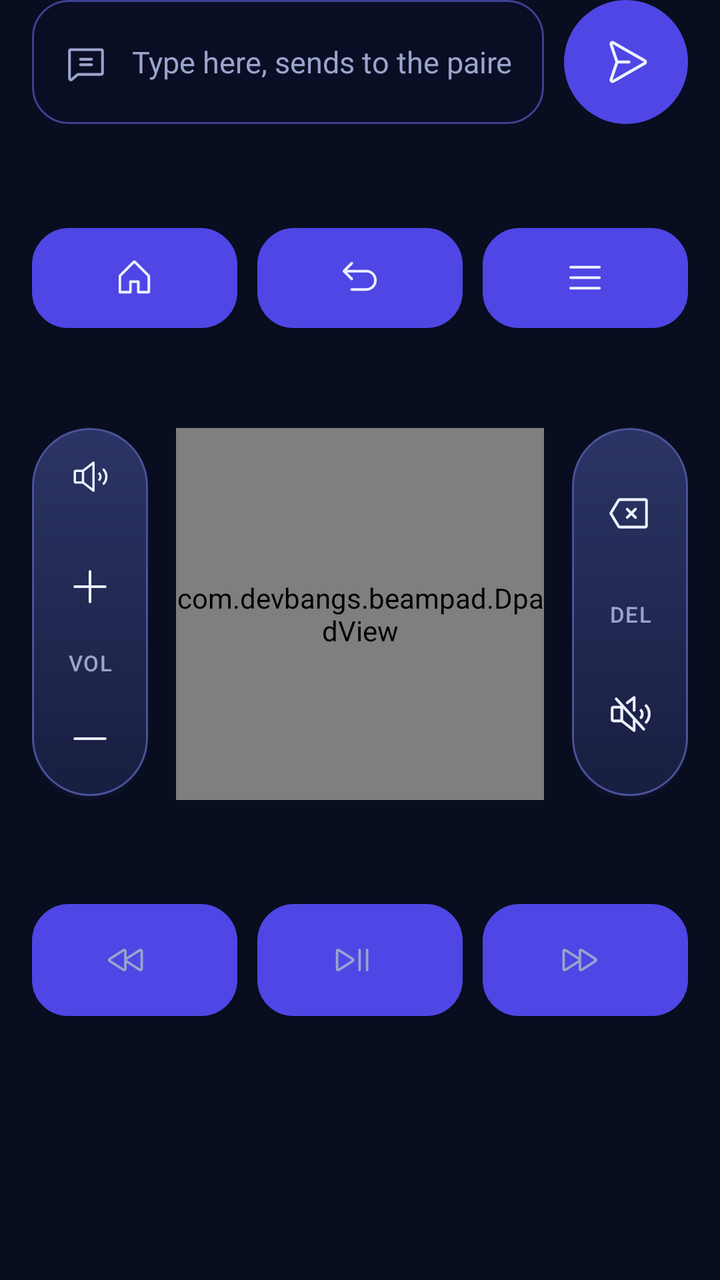
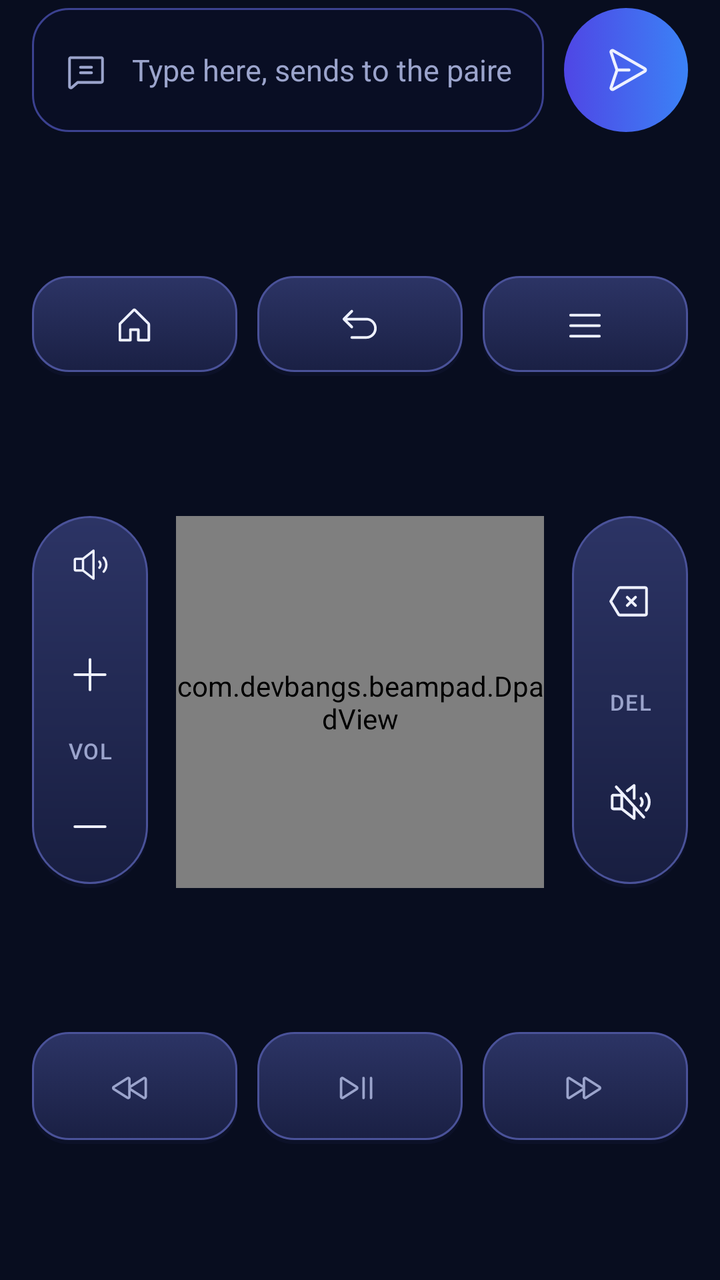

Compare the two renders of this Android layout. The source of the first and the diff that turns it into the second are given below.
<!-- AndroidManifest.xml: application theme Theme.BeamPad -->
<!-- res/layout/fragment_keyboard.xml -->
<?xml version="1.0" encoding="utf-8"?>
<ScrollView xmlns:android="http://schemas.android.com/apk/res/android"
    xmlns:app="http://schemas.android.com/apk/res-auto"
    android:layout_width="match_parent"
    android:layout_height="match_parent"
    android:fillViewport="true">

    <LinearLayout
        android:layout_width="match_parent"
        android:layout_height="wrap_content"
        android:orientation="vertical"
        android:paddingStart="16dp"
        android:paddingEnd="16dp"
        android:paddingBottom="96dp">

        
        <LinearLayout
            android:id="@+id/inputRow"
            android:layout_width="match_parent"
            android:layout_height="wrap_content"
            android:orientation="horizontal"
            android:gravity="center_vertical">

            <LinearLayout
                android:layout_width="0dp"
                android:layout_weight="1"
                android:layout_height="62dp"
                android:background="@drawable/bg_input"
                android:orientation="horizontal"
                android:gravity="center_vertical"
                android:paddingStart="16dp"
                android:paddingEnd="16dp">

                <ImageView
                    android:layout_width="22dp"
                    android:layout_height="22dp"
                    android:layout_marginEnd="12dp"
                    android:src="@drawable/ic_chat_text"
                    app:tint="@color/bp_text_dim"
                    android:contentDescription="@null" />

                <EditText
                    android:id="@+id/input"
                    android:layout_width="match_parent"
                    android:layout_height="match_parent"
                    android:background="@null"
                    android:hint="@string/keyboard_hint"
                    android:imeOptions="actionSend"
                    android:inputType="text"
                    android:maxLines="1"
                    android:textColor="@color/bp_text"
                    android:textColorHint="@color/bp_text_dim"
                    android:textSize="15sp"
                    android:importantForAutofill="no" />
            </LinearLayout>

            <com.google.android.material.button.MaterialButton
                android:id="@+id/send"
                android:layout_width="62dp"
                android:layout_height="62dp"
                android:layout_marginStart="10dp"
                android:background="@drawable/bg_send_round"
                android:backgroundTint="@null"
                android:insetTop="0dp"
                android:insetBottom="0dp"
                android:contentDescription="@string/keyboard_send"
                app:icon="@drawable/ic_paper_plane_right"
                app:iconGravity="textStart"
                app:iconPadding="0dp"
                app:iconSize="24dp"
                app:iconTint="@color/bp_text"
                app:cornerRadius="31dp" />
        </LinearLayout>

        <Space
            android:layout_width="match_parent"
            android:layout_height="0dp"
            android:layout_weight="1" />

        <LinearLayout
            android:layout_width="match_parent"
            android:layout_height="wrap_content"
            android:layout_marginTop="16dp"
            android:orientation="horizontal">

            <com.google.android.material.button.MaterialButton
                android:id="@+id/home"
                style="@style/IconKey"
                app:icon="@drawable/ic_house" />

            <com.google.android.material.button.MaterialButton
                android:id="@+id/back"
                style="@style/IconKey"
                android:layout_marginStart="10dp"
                app:icon="@drawable/ic_arrow_u_up_left" />

            <com.google.android.material.button.MaterialButton
                android:id="@+id/menu"
                style="@style/IconKey"
                android:layout_marginStart="10dp"
                app:icon="@drawable/ic_list" />
        </LinearLayout>

        <Space
            android:layout_width="match_parent"
            android:layout_height="0dp"
            android:layout_weight="1" />

        <LinearLayout
            android:layout_width="match_parent"
            android:layout_height="wrap_content"
            android:layout_marginTop="14dp"
            android:orientation="horizontal"
            android:gravity="center_vertical">

            <LinearLayout
                android:layout_width="58dp"
                android:layout_height="186dp"
                android:background="@drawable/bg_rocker"
                android:orientation="vertical">

                <ImageView
                    android:layout_width="match_parent"
                    android:layout_height="0dp"
                    android:layout_weight="0.8"
                    android:padding="15dp"
                    android:src="@drawable/ic_speaker_high"
                    app:tint="@color/bp_text"
                    android:contentDescription="@string/vol" />

                <com.google.android.material.button.MaterialButton
                    android:id="@+id/volUp"
                    style="@style/RockerKey"
                    app:icon="@drawable/ic_plus" />

                <TextView
                    android:layout_width="match_parent"
                    android:layout_height="wrap_content"
                    android:gravity="center"
                    android:text="@string/vol"
                    android:textAppearance="?attr/textAppearanceLabelSmall"
                    android:textColor="@color/bp_text_dim" />

                <com.google.android.material.button.MaterialButton
                    android:id="@+id/volDown"
                    style="@style/RockerKey"
                    app:icon="@drawable/ic_minus" />
            </LinearLayout>

            <com.devbangs.beampad.DpadView
                android:id="@+id/dpad"
                android:layout_width="0dp"
                android:layout_weight="1"
                android:layout_height="186dp"
                android:layout_marginStart="14dp"
                android:layout_marginEnd="14dp" />

            <LinearLayout
                android:layout_width="58dp"
                android:layout_height="186dp"
                android:background="@drawable/bg_rocker"
                android:orientation="vertical">

                <com.google.android.material.button.MaterialButton
                    android:id="@+id/backspace"
                    style="@style/RockerKey"
                    app:icon="@drawable/ic_backspace" />

                <TextView
                    android:layout_width="match_parent"
                    android:layout_height="wrap_content"
                    android:gravity="center"
                    android:text="@string/del"
                    android:textAppearance="?attr/textAppearanceLabelSmall"
                    android:textColor="@color/bp_text_dim" />

                <com.google.android.material.button.MaterialButton
                    android:id="@+id/mute"
                    style="@style/RockerKey"
                    app:icon="@drawable/ic_speaker_slash" />
            </LinearLayout>
        </LinearLayout>

        <Space
            android:layout_width="match_parent"
            android:layout_height="0dp"
            android:layout_weight="1" />

        <LinearLayout
            android:layout_width="match_parent"
            android:layout_height="wrap_content"
            android:layout_marginTop="16dp"
            android:orientation="horizontal">

            <com.google.android.material.button.MaterialButton
                android:id="@+id/rewind"
                style="@style/WideKey"
                app:icon="@drawable/ic_rewind" />

            <com.google.android.material.button.MaterialButton
                android:id="@+id/playPause"
                style="@style/WideKey"
                android:layout_marginStart="10dp"
                app:icon="@drawable/ic_play_pause" />

            <com.google.android.material.button.MaterialButton
                android:id="@+id/forward"
                style="@style/WideKey"
                android:layout_marginStart="10dp"
                app:icon="@drawable/ic_fast_forward" />
        </LinearLayout>

        <Space
            android:layout_width="match_parent"
            android:layout_height="0dp"
            android:layout_weight="1" />

    </LinearLayout>
</ScrollView>
<!-- resources referenced by this layout -->
<resources>
  <string name="del">DEL</string>
  <string name="vol">VOL</string>
  <style name="IconKey" parent="Widget.Material3.Button">
          <item name="android:layout_width">0dp</item>
          <item name="android:layout_weight">1</item>
          <item name="android:layout_height">50dp</item>
          <item name="android:background">@drawable/bg_key</item>
          <item name="android:backgroundTint">@null</item>
          <item name="android:insetTop">0dp</item>
          <item name="android:insetBottom">0dp</item>
          <item name="iconGravity">textStart</item>
          <item name="iconPadding">0dp</item>
          <item name="iconTint">@color/bp_text</item>
          <item name="iconSize">21dp</item>
          <item name="cornerRadius">18dp</item>
      </style>
  <style name="RockerKey" parent="Widget.Material3.Button">
          <item name="android:layout_width">match_parent</item>
          <item name="android:layout_height">0dp</item>
          <item name="android:layout_weight">1</item>
          <item name="android:background">@android:color/transparent</item>
          <item name="android:backgroundTint">@null</item>
          <item name="android:insetTop">0dp</item>
          <item name="android:insetBottom">0dp</item>
          <item name="iconGravity">textStart</item>
          <item name="iconPadding">0dp</item>
          <item name="iconTint">@color/bp_text</item>
          <item name="iconSize">22dp</item>
      </style>
  <style name="WideKey" parent="Widget.Material3.Button">
          <item name="android:layout_width">0dp</item>
          <item name="android:layout_weight">1</item>
          <item name="android:layout_height">56dp</item>
          <item name="android:background">@drawable/bg_key</item>
          <item name="android:backgroundTint">@null</item>
          <item name="android:insetTop">0dp</item>
          <item name="android:insetBottom">0dp</item>
          <item name="android:textColor">@color/bp_text_dim</item>
          <item name="iconGravity">textStart</item>
          <item name="iconTint">@color/bp_text_dim</item>
          <item name="iconSize">20dp</item>
          <item name="cornerRadius">22dp</item>
      </style>
  <!-- drawable bg_key (drawable) -->
  <?xml version="1.0" encoding="utf-8"?>
  <selector xmlns:android="http://schemas.android.com/apk/res/android">
      <item android:state_pressed="true">
          <layer-list>
              <item>
                  <shape android:shape="rectangle">
                      <gradient
                          android:type="linear"
                          android:angle="270"
                          android:startColor="#4A3F9E"
                          android:endColor="#2A2470" />
                      <stroke android:width="1dp" android:color="@color/bp_accent_2" />
                      <corners android:radius="18dp" />
                  </shape>
              </item>
          </layer-list>
      </item>
  
      <item android:state_enabled="false">
          <shape android:shape="rectangle">
              <solid android:color="#131A33" />
              <stroke android:width="1dp" android:color="#1F2647" />
              <corners android:radius="18dp" />
          </shape>
      </item>
  
      <item>
          <layer-list>
              
              <item android:top="2dp">
                  <shape android:shape="rectangle">
                      <solid android:color="#0C1128" />
                      <corners android:radius="18dp" />
                  </shape>
              </item>
              
              <item android:bottom="2dp">
                  <shape android:shape="rectangle">
                      <gradient
                          android:type="linear"
                          android:angle="270"
                          android:startColor="#2C3465"
                          android:endColor="#1A2044" />
                      <stroke android:width="1dp" android:color="#4A5299" />
                      <corners android:radius="18dp" />
                  </shape>
              </item>
          </layer-list>
      </item>
  </selector>
  <color name="bp_bg">#080D1F</color>
  <!-- unchanged entries left out for length: 26 -->
</resources>

<!-- the commit's change to res/layout/fragment_keyboard.xml (unified diff, before → after) -->
@@ -5,13 +5,15 @@
     android:layout_height="match_parent"
     android:fillViewport="true">
 
+    
     <LinearLayout
         android:layout_width="match_parent"
         android:layout_height="wrap_content"
         android:orientation="vertical"
         android:paddingStart="16dp"
         android:paddingEnd="16dp"
-        android:paddingBottom="96dp">
+        android:paddingTop="4dp"
+        android:paddingBottom="12dp">
 
         
         <LinearLayout
@@ -60,7 +62,7 @@
                 android:layout_height="62dp"
                 android:layout_marginStart="10dp"
                 android:background="@drawable/bg_send_round"
-                android:backgroundTint="@null"
+                app:backgroundTint="@null"
                 android:insetTop="0dp"
                 android:insetBottom="0dp"
                 android:contentDescription="@string/keyboard_send"
@@ -68,8 +70,7 @@
                 app:iconGravity="textStart"
                 app:iconPadding="0dp"
                 app:iconSize="24dp"
-                app:iconTint="@color/bp_text"
-                app:cornerRadius="31dp" />
+                app:iconTint="@color/bp_text" />
         </LinearLayout>
 
         <Space
<!-- resource entries referenced after the edit -->
@@ -2,26 +2,25 @@
 <resources>
   <string name="del">DEL</string>
   <string name="vol">VOL</string>
-  <style name="IconKey" parent="Widget.Material3.Button">
+  <style name="IconKey" parent="Widget.Material3.Button.TextButton">
           <item name="android:layout_width">0dp</item>
           <item name="android:layout_weight">1</item>
           <item name="android:layout_height">50dp</item>
           <item name="android:background">@drawable/bg_key</item>
-          <item name="android:backgroundTint">@null</item>
+          <item name="backgroundTint">@null</item>
           <item name="android:insetTop">0dp</item>
           <item name="android:insetBottom">0dp</item>
           <item name="iconGravity">textStart</item>
           <item name="iconPadding">0dp</item>
           <item name="iconTint">@color/bp_text</item>
           <item name="iconSize">21dp</item>
-          <item name="cornerRadius">18dp</item>
       </style>
-  <style name="RockerKey" parent="Widget.Material3.Button">
+  <style name="RockerKey" parent="Widget.Material3.Button.TextButton">
           <item name="android:layout_width">match_parent</item>
           <item name="android:layout_height">0dp</item>
           <item name="android:layout_weight">1</item>
           <item name="android:background">@android:color/transparent</item>
-          <item name="android:backgroundTint">@null</item>
+          <item name="backgroundTint">@null</item>
           <item name="android:insetTop">0dp</item>
           <item name="android:insetBottom">0dp</item>
           <item name="iconGravity">textStart</item>
@@ -29,19 +28,18 @@
           <item name="iconTint">@color/bp_text</item>
           <item name="iconSize">22dp</item>
       </style>
-  <style name="WideKey" parent="Widget.Material3.Button">
+  <style name="WideKey" parent="Widget.Material3.Button.TextButton">
           <item name="android:layout_width">0dp</item>
           <item name="android:layout_weight">1</item>
           <item name="android:layout_height">56dp</item>
           <item name="android:background">@drawable/bg_key</item>
-          <item name="android:backgroundTint">@null</item>
+          <item name="backgroundTint">@null</item>
           <item name="android:insetTop">0dp</item>
           <item name="android:insetBottom">0dp</item>
           <item name="android:textColor">@color/bp_text_dim</item>
           <item name="iconGravity">textStart</item>
           <item name="iconTint">@color/bp_text_dim</item>
           <item name="iconSize">20dp</item>
-          <item name="cornerRadius">22dp</item>
       </style>
   <!-- drawable bg_key (drawable) -->
   <?xml version="1.0" encoding="utf-8"?>
@@ -60,14 +58,6 @@
                   </shape>
               </item>
           </layer-list>
-      </item>
-  
-      <item android:state_enabled="false">
-          <shape android:shape="rectangle">
-              <solid android:color="#131A33" />
-              <stroke android:width="1dp" android:color="#1F2647" />
-              <corners android:radius="18dp" />
-          </shape>
       </item>
   
       <item>
